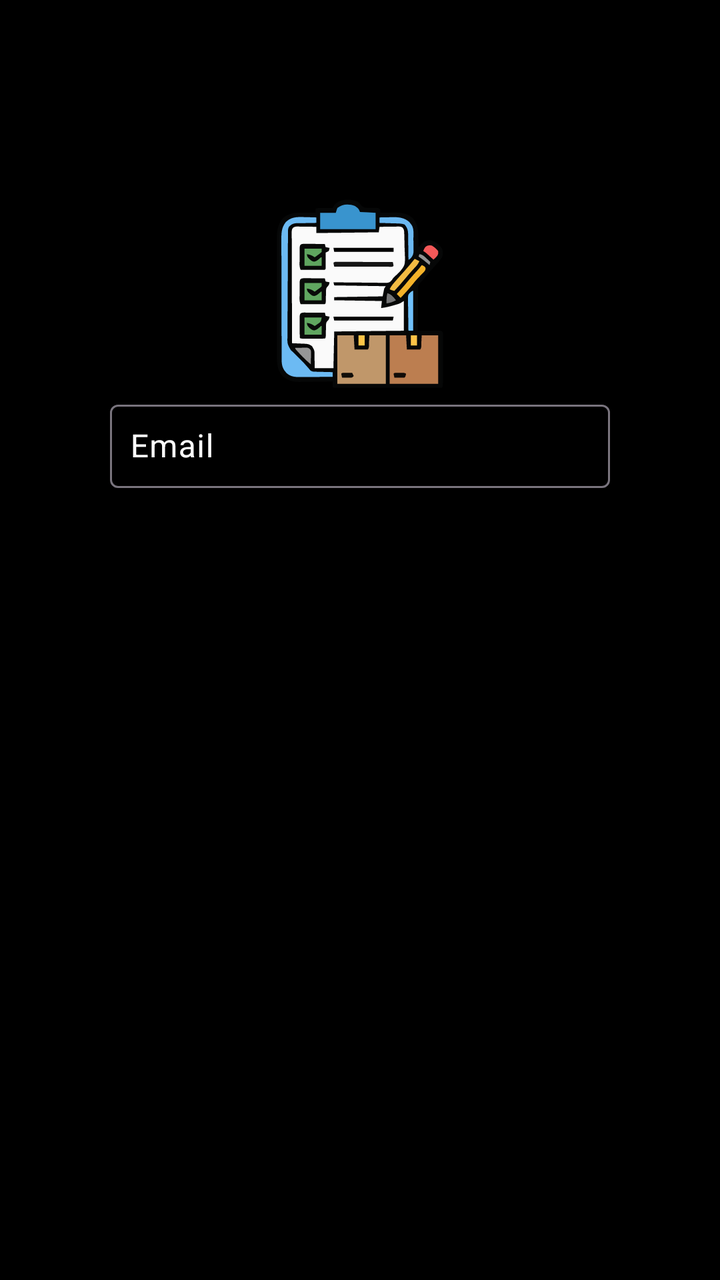
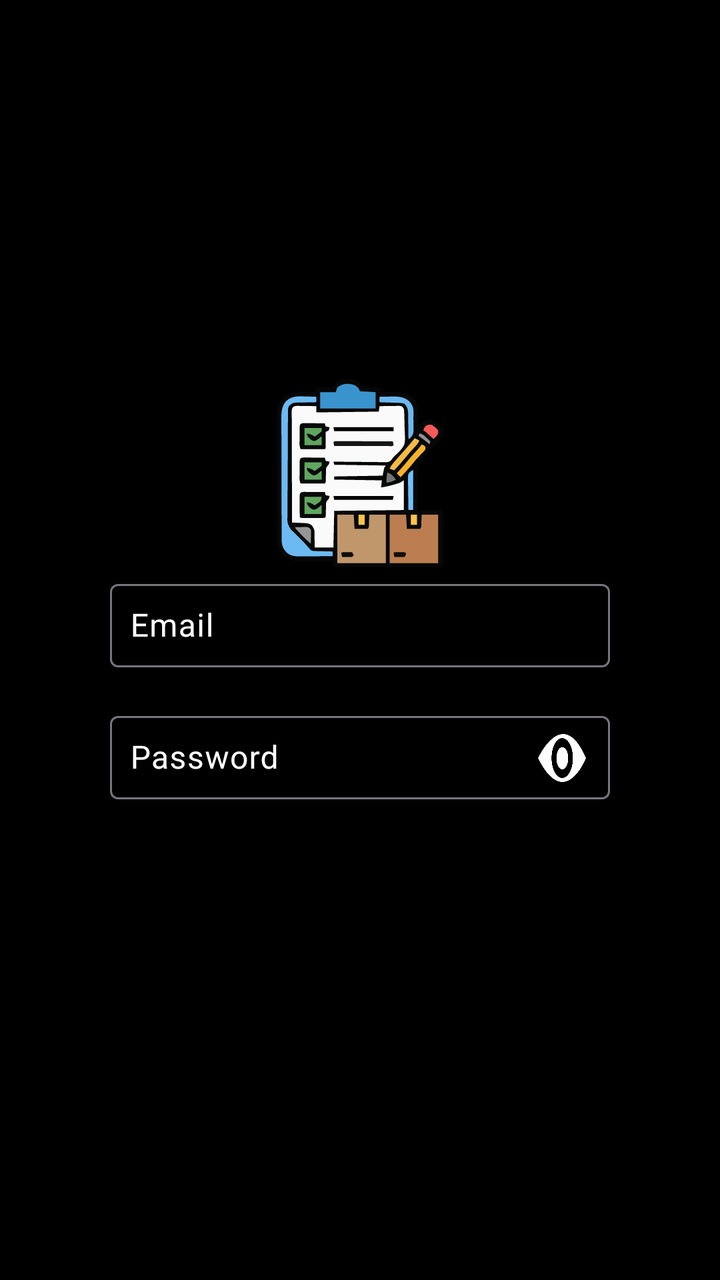

Compare the two renders of this Android layout. The source of the first and the diff that turns it into the second are given below.
<!-- AndroidManifest.xml: application theme Theme.InventoryApp -->
<!-- res/layout/activity_signin.xml -->
<?xml version="1.0" encoding="utf-8"?>
<layout xmlns:android="http://schemas.android.com/apk/res/android"
    xmlns:app="http://schemas.android.com/apk/res-auto"
    xmlns:tools="http://schemas.android.com/tools">

    <data>

    </data>

    <androidx.constraintlayout.widget.ConstraintLayout
        android:id="@+id/activity_signin"
        android:layout_width="match_parent"
        android:layout_height="match_parent"
        tools:context=".view.LoginActivity"
        android:background="@color/black">

        <ImageView
            android:id="@+id/imgLogin"
            android:layout_width="100dp"
            android:layout_height="100dp"
            android:layout_marginTop="50dp"
            android:contentDescription="@null"
            android:src="@drawable/ic_logo_widget"
            app:layout_constraintEnd_toEndOf="parent"
            app:layout_constraintStart_toStartOf="parent"
            app:layout_constraintTop_toTopOf="parent"
            app:layout_constraintBottom_toBottomOf="@+id/inputContainer"
            tools:layout_editor_absoluteY="150dp"/>

        <LinearLayout
            android:id="@+id/inputContainer"
            android:layout_width="wrap_content"
            android:layout_height="wrap_content"
            app:layout_constraintStart_toStartOf="parent"
            app:layout_constraintEnd_toEndOf="parent"
            app:layout_constraintTop_toBottomOf="@id/imgLogin"
            android:orientation="vertical">

            <com.google.android.material.textfield.TextInputLayout
                android:layout_width="wrap_content"
                android:layout_height="wrap_content"
                android:hint="@string/email_input"
                android:textColorHint="@color/white">
                <com.google.android.material.textfield.TextInputEditText
                    android:id="@+id/etEmail"
                    android:layout_width="250dp"
                    android:layout_height="wrap_content"
                    android:maxLength="40"
                    android:inputType="textEmailAddress"
                    android:padding="10dp"
                    android:textColor="@color/white"/>
            </com.google.android.material.textfield.TextInputLayout>



        </LinearLayout>




    </androidx.constraintlayout.widget.ConstraintLayout>
</layout>
<!-- resources referenced by this layout -->
<resources>
  <color name="black">#FF000000</color>
  <color name="white">#FFFFFFFF</color>
  <!-- drawable ic_logo_widget: vector/xml drawable (drawable, 19790 chars, omitted) -->
  <string name="email_input">Email</string>
  <style name="Theme.InventoryApp" parent="Base.Theme.InventoryApp" />
  <style name="Base.Theme.InventoryApp" parent="Theme.Material3.DayNight.NoActionBar">
          
          
      </style>
</resources>

<!-- the commit's change to res/layout/activity_signin.xml (unified diff, before → after) -->
@@ -49,14 +49,40 @@
                     android:inputType="textEmailAddress"
                     android:padding="10dp"
                     android:textColor="@color/white"/>
-            </com.google.android.material.textfield.TextInputLayout>
+                </com.google.android.material.textfield.TextInputLayout>
+
+            <com.google.android.material.textfield.TextInputLayout
+                android:id="@+id/passwordInputLayout"
+                android:layout_width="wrap_content"
+                android:layout_height="wrap_content"
+                android:layout_marginTop="16dp"
+                android:hint="@string/password"
+                android:textColorHint="@color/white"
 
 
+                app:errorTextColor="@color/red"
+                app:endIconDrawable="@drawable/ic_eye_open"
+                app:endIconTint="@color/white"
+                app:endIconMode="custom"
+                app:errorEnabled="true">
+
+
+                <com.google.android.material.textfield.TextInputEditText
+                    android:id="@+id/etPassword"
+                    android:layout_width="250dp"
+                    android:layout_height="wrap_content"
+                    android:maxLength="10"
+                    android:inputType="numberPassword"
+                    android:padding="10dp"
+                    android:textColor="@color/white"
+                    android:digits="0123456789"
+                    app:boxStrokeColor="@color/white"
+                    app:boxStrokeWidth="2dp"
+                    />
+            </com.google.android.material.textfield.TextInputLayout>
 
         </LinearLayout>
 
 
-
-
     </androidx.constraintlayout.widget.ConstraintLayout>
 </layout>
<!-- resource entries referenced after the edit -->
@@ -1,9 +1,26 @@
 <!-- resources referenced by this layout -->
 <resources>
   <color name="black">#FF000000</color>
+  <color name="red">#FF2C2C</color>
   <color name="white">#FFFFFFFF</color>
+  <!-- drawable ic_eye_open (drawable) -->
+  <vector xmlns:android="http://schemas.android.com/apk/res/android"
+      android:width="24dp"
+      android:height="24dp"
+      android:viewportWidth="1280"
+      android:viewportHeight="662">
+    <path
+        android:pathData="M651.9,0.4c-0.2,0.2 -8.3,0.9 -17.9,1.6 -103.8,6.8 -199.7,33.5 -303.5,84.5 -85,41.8 -172.5,101.1 -250,169.3 -31.3,27.6 -78.5,73.8 -78.5,76.9 0,0.6 12.7,13.6 28.3,28.9 142,140.2 285.6,230.5 434.7,273.3 71.3,20.4 156.6,30.2 221.5,25.3 91.3,-6.8 166.3,-25.5 248.6,-62 118.6,-52.6 240.3,-144.5 330.8,-249.7 6.6,-7.7 12,-14.6 12.1,-15.4 0.1,-3.6 -42.9,-51.2 -78.4,-86.6 -42.4,-42.4 -70,-66.6 -109.6,-96.4 -117.3,-88.2 -241.2,-137.6 -369,-147.1 -8,-0.6 -19.2,-1.5 -25,-2 -10.3,-1 -43.3,-1.4 -44.1,-0.6zM689.8,59.9c51.2,7.9 98.2,28.3 138.2,60.1 12.4,9.8 32.8,30 42.4,42 23.2,28.9 41.6,64.7 51.1,99.5 20.8,75.9 6.9,156.7 -38.3,222.5 -19.8,28.9 -46.8,55.2 -76.8,75 -114.8,75.5 -268.4,60.1 -364.9,-36.5 -41.6,-41.7 -68.1,-94.4 -77.2,-153.5 -2.5,-16 -2.5,-57.7 -0.1,-73.7 2.5,-16.2 6.4,-32.8 10.9,-46.5 34.5,-104.2 128.2,-178.5 240.9,-190.7 14.9,-1.7 58.6,-0.6 73.8,1.8z"
+        android:fillColor="@color/white"
+        android:strokeColor="#00000000"/>
+    <path
+        android:pathData="M631.6,181.1c-37.6,4 -73.8,21.9 -99,49 -33.7,36.3 -47.8,84.6 -38.6,132.3 11.7,60.4 59.7,108.3 121.8,121.7 12.4,2.6 40.7,3.7 53.7,2 66.9,-8.8 120.2,-57.7 134.2,-123.1 2.6,-12.3 2.6,-46.9 -0.1,-59 -8.1,-37.3 -28.9,-69.7 -59,-92.2 -31.8,-23.8 -72.8,-34.9 -113,-30.7z"
+        android:fillColor="@color/white"
+        android:strokeColor="#00000000"/>
+  </vector>
   <!-- drawable ic_logo_widget: vector/xml drawable (drawable, 19790 chars, omitted) -->
   <string name="email_input">Email</string>
+  <string name="password">Password</string>
   <style name="Theme.InventoryApp" parent="Base.Theme.InventoryApp" />
   <style name="Base.Theme.InventoryApp" parent="Theme.Material3.DayNight.NoActionBar">
           
